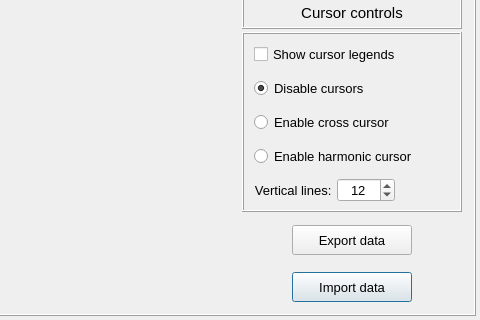
Above: pulse/interface/data/ui_files/plots/results/general/frequency_response_plot.ui from open-pulse/OpenPulse before the change; both pictures show x 520 to 1000 and y 420 to 740 of the 1000 by 740 pixel window. Below: the same form after it.
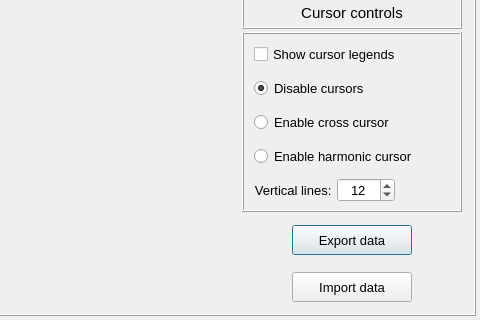
That is the form after the change.

```diff
--- a/pulse/interface/data/ui_files/plots/results/general/frequency_response_plot.ui
+++ b/pulse/interface/data/ui_files/plots/results/general/frequency_response_plot.ui
@@ -198,6 +198,9 @@
               <property name="text">
                <string>  Import data  </string>
               </property>
+              <property name="autoDefault">
+               <bool>false</bool>
+              </property>
              </widget>
             </item>
            </layout>
@@ -1842,6 +1845,12 @@
               <property name="text">
                <string>  Export data  </string>
               </property>
+              <property name="autoDefault">
+               <bool>false</bool>
+              </property>
+              <property name="default">
+               <bool>true</bool>
+              </property>
              </widget>
             </item>
            </layout>
```
Left out of the diff: 17 changed lines with no effect on the pictures.
